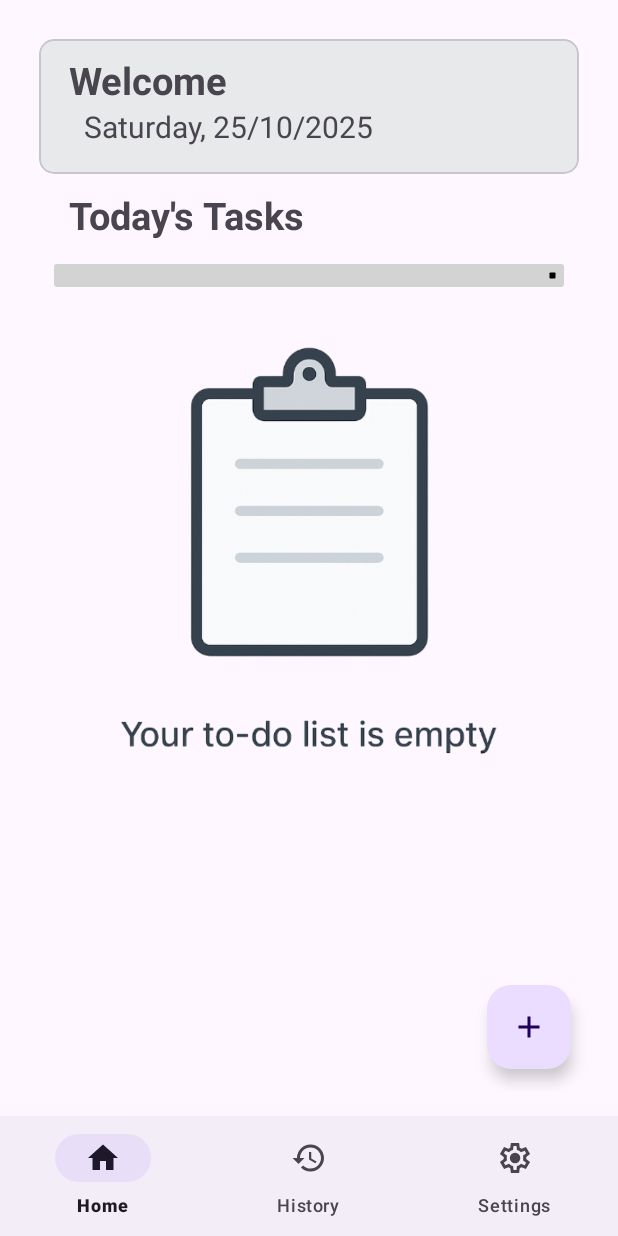
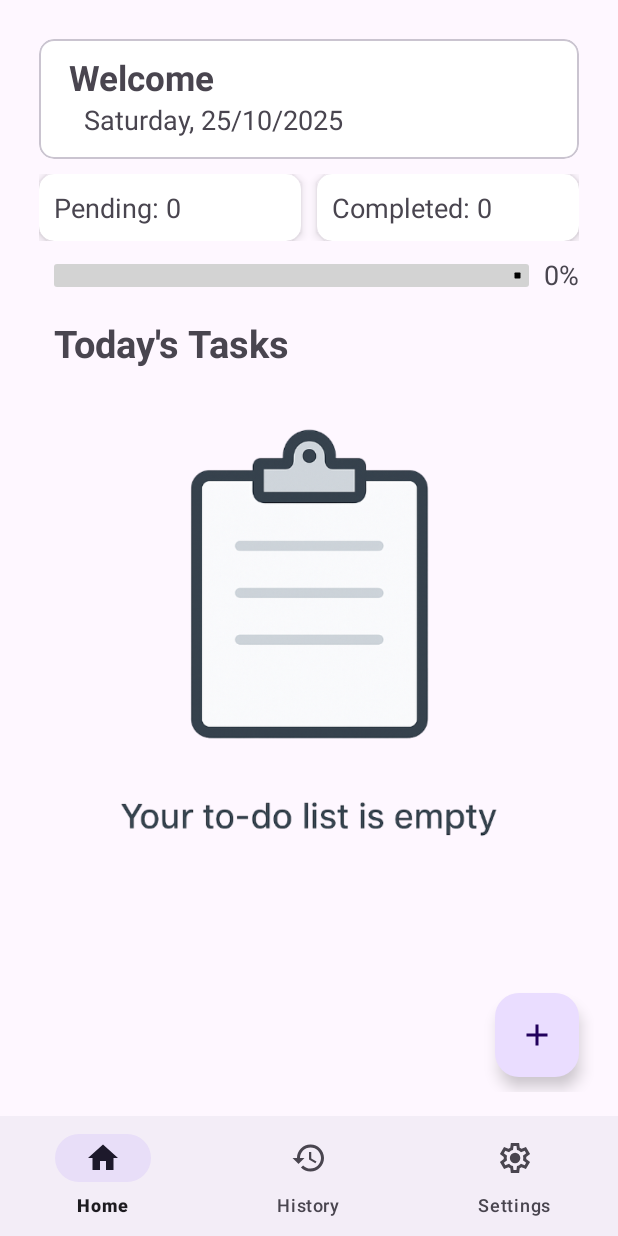
Before and after one commit to AtharvPatil3990/Plan-Task, an Android app: the screen it shows after launch (MainActivity), on a phone screen of 412 x 824 dp. Run offline under Robolectric (Android 15) with nearby library versions, the phone set to English and light mode, and no system bars; our stand-ins replace navigation-ui.

Commit message:
Home Fragment ui changes and bug fixes

```diff
--- a/app/src/main/java/data/DBHelper.java
+++ b/app/src/main/java/data/DBHelper.java
@@ -9,10 +9,9 @@ import android.util.Log;
 
 import androidx.annotation.Nullable;
 
+import java.text.SimpleDateFormat;
 import java.util.ArrayList;
 import java.util.Calendar;
-
-import kotlinx.coroutines.scheduling.Task;
 
 public class DBHelper extends SQLiteOpenHelper {
 
@@ -58,14 +57,14 @@ public class DBHelper extends SQLiteOpenHelper {
         cv.put(COL_DESCRIPTION, task.getDescription());
         cv.put(COL_PRIORITY, task.getPriority());
         cv.put(COL_REMINDER_TIME, task.getReminder_time());
-        cv.put(COL_STATUS, task.getStatus());
-
+        cv.put(COL_STATUS, task.isStatusCompleted() ? "completed" : "to_do");
         return db.insert(TABLE_NAME,null,cv);
     }
 
     public void deleteTask(long task_id){
         SQLiteDatabase db = getWritableDatabase();
         db.delete(TABLE_NAME, COL_TASK_ID + " = ?", new String[]{String.valueOf(task_id)});
+        db.close();
     }
 
     public void updateTaskState(long id, boolean isCompleted){
@@ -75,7 +74,9 @@ public class DBHelper extends SQLiteOpenHelper {
             cv.put(COL_STATUS, "completed");
         else
             cv.put(COL_STATUS, "to_do");
+        Log.d("Task status", "Updated status " + cv.getAsString(COL_STATUS));
         db.update(TABLE_NAME, cv, COL_TASK_ID + " = ? ", new String[]{String.valueOf(id)});
+        db.close();
         }
 
     public ArrayList<TaskModel> fetchAllTasks(){
@@ -90,13 +91,48 @@ public class DBHelper extends SQLiteOpenHelper {
             task.setTitle(cursor.getString(1));
             task.setDescription(cursor.getString(2));
             task.setPriority(cursor.getInt(3));
-            task.setStatus(cursor.getString(4));
+            task.setIsStatusCompleted((cursor.getString(4)).equals("completed"));
             task.setCreation_time(cursor.getLong(5));
             task.setCompletion_time(cursor.getLong(6));
             task.setReminder_time(cursor.getLong(7));
 
             tasksArr.add(task);
         }
+        cursor.close();
+        return tasksArr;
+    }
+
+    public ArrayList<TaskModel> fetchTodayTask(){
+        SQLiteDatabase db = getReadableDatabase();
+        Calendar calendar = Calendar.getInstance();
+        calendar.set(Calendar.HOUR, 0);
+        calendar.set(Calendar.MINUTE, 0);
+        calendar.set(Calendar.SECOND, 0);
+        calendar.set(Calendar.MILLISECOND, 0);
+        long startOfDay = calendar.getTimeInMillis();
+        calendar.add(Calendar.DAY_OF_MONTH, 1);
+        long endOfDay = calendar.getTimeInMillis();
+        String query = "SELECT * FROM " + TABLE_NAME + " WHERE " + COL_REMINDER_TIME + " >= ? AND " + COL_REMINDER_TIME +" < ? ORDER BY " + COL_REMINDER_TIME;
+
+        Cursor cursor = db.rawQuery(query, new String[] {String.valueOf(startOfDay), String.valueOf(endOfDay)});
+        ArrayList<TaskModel> tasksArr = new ArrayList<>();
+        while (cursor.moveToNext()){
+            TaskModel task = new TaskModel();
+            task.setId(cursor.getLong(0));
+            task.setTitle(cursor.getString(1));
+            task.setDescription(cursor.getString(2));
+            task.setPriority(cursor.getInt(3));
+            task.setIsStatusCompleted((cursor.getString(4)).equals("completed"));
+            task.setCreation_time(cursor.getLong(5));
+            task.setCompletion_time(cursor.getLong(6));
+            task.setReminder_time(cursor.getLong(7));
+
+            tasksArr.add(task);
+            Log.d("Task status ", task.getTitle() + " " +task.isStatusCompleted());
+        }
+
+        cursor.close();
+        db.close();
         return tasksArr;
     }
 }
--- a/app/src/main/java/ui/home/HomeFragment.java
+++ b/app/src/main/java/ui/home/HomeFragment.java
@@ -41,9 +41,8 @@ public class HomeFragment extends Fragment {
     ArrayList<TaskModel> taskArrayList;
     ImageView ivNoTasks;
     LinearProgressIndicator progressIndicator;
-    TextView tvProgressCountText;
-
-    int completedTaskCount = 0, totalTaskCount = 0;
+    TextView tvProgressCount, tvPendingTaskCount, tvCompletedTaskCount;
+    ProgressCount progressCount;
 
     @Override
     public View onCreateView(LayoutInflater inflater, ViewGroup container, Bundle savedInstanceState) {
@@ -69,32 +68,35 @@ public class HomeFragment extends Fragment {
                     task.setDescription(description);
                     task.setReminder_time(reminderTimeInMills);
                     task.setPriority(0); // 0 = normal task, 1 = high priority task
-                    task.setStatus("to_do");
+                    task.setIsStatusCompleted(false);
                     long id = dbHelper.insertTask(task);
                     task.setId(id);
-                    dbHelper.close();
                     taskArrayList.add(task);
-                    ivNoTasks.setVisibility(View.INVISIBLE);
+
                     assert rvTaskList.getAdapter() != null;
                     rvTaskList.getAdapter().notifyItemInserted(taskArrayList.size()-1);
                     rvTaskList.scrollToPosition(taskArrayList.size()-1);
                     Toast.makeText(requireContext(), "Task added successfully", Toast.LENGTH_SHORT).show();
-                    totalTaskCount = totalTaskCount + 1;
+                    progressCount.addTotalTaskCount();
+                    progressCount.addPendingTaskCount();
                     updateTaskIndicator();
                 }
                 else {
                     Toast.makeText(requireContext(), "An error occurred please try again.", Toast.LENGTH_SHORT).show();
+                    updateTaskIndicator();
                 }
             }
         });
-
+        progressCount = new ProgressCount(0,0);
         tvDisplayName = view.findViewById(R.id.tvWelcomeText);
         tvDisplayDate = view.findViewById(R.id.tvDate);
         rvTaskList = view.findViewById(R.id.rvTaskList);
         btnAddTask = view.findViewById(R.id.btnAddTask);
         ivNoTasks = view.findViewById(R.id.ivEmptyList);
         progressIndicator = view.findViewById(R.id.progressIndicator);
-        tvProgressCountText = view.findViewById(R.id.tvProgressCount);
+        tvProgressCount = view.findViewById(R.id.tvProgressCount);
+        tvPendingTaskCount = view.findViewById(R.id.tvPendingTaskCount);
+        tvCompletedTaskCount = view.findViewById(R.id.tvCompletedTaskCount);
 
         btnAddTask.setOnClickListener(new View.OnClickListener() {
             @Override
@@ -103,12 +105,12 @@ public class HomeFragment extends Fragment {
             }
         });
 
-
         setAndGetName();
         setDate();
 
         rvTaskList.setLayoutManager(new LinearLayoutManager(requireContext()));
         setRecyclerView();
+        updateTaskIndicator();
 
         return view;
     }
@@ -149,7 +151,8 @@ public class HomeFragment extends Fragment {
                     TextInputEditText editText = userNameView.findViewById(R.id.etUsername);
                     String name = editText.getText().toString();
                     if(!name.isEmpty()){
-                        tvDisplayName.setText("Welcome, " + name);
+                        String displayName = "Welcome, " + name;
+                        tvDisplayName.setText(displayName);
                         sharedPreferences.edit()
                                 .putString("Username", name)
                                 .apply();
@@ -163,10 +166,24 @@ public class HomeFragment extends Fragment {
                      .show();
     }
     void setRecyclerView() {
+
         DBHelper db = new DBHelper(requireContext());
-        taskArrayList = db.fetchAllTasks();
+        taskArrayList = db.fetchTodayTask();
         db.close();
         RecyclerViewAdapter rvAdapter = new RecyclerViewAdapter(requireContext(), taskArrayList);
+
+        rvTaskList.setAdapter(rvAdapter);
+        progressCount.totalTaskCount = taskArrayList.size();
+        int completedTaskCount = 0;
+        for (int i = 0; i < taskArrayList.size(); i++) {
+            if(taskArrayList.get(i).isStatusCompleted())
+                completedTaskCount++;
+        }
+        progressCount.completedTaskCount = completedTaskCount;
+        progressCount.pendingTaskCount = (progressCount.totalTaskCount - completedTaskCount);
+        if(taskArrayList.isEmpty())
+            setEmptyListState(true);
+
         rvAdapter.setOnTaskMenuItemClickListener(new OnTaskMenuItemClickListener() {
             @Override
             public void onUpdateTask(TaskModel taskModel, int position) {
@@ -176,38 +193,40 @@ public class HomeFragment extends Fragment {
             public void onDeleteTask(TaskModel taskModel, int position) {
                 DBHelper dbHelper = new DBHelper(requireContext());
                 dbHelper.deleteTask(taskModel.getId());
+                dbHelper.close();
                 assert rvTaskList.getAdapter() != null;
                 rvTaskList.getAdapter().notifyItemRemoved(position);
 
                 taskArrayList.remove(position);
-                totalTaskCount--;
-                if (totalTaskCount == 0)
+                progressCount.totalTaskCount--;
+                if (progressCount.totalTaskCount == 0)
                     setEmptyListState(true);
                 if(taskModel.isStatusCompleted())
-                    completedTaskCount--;
+                    progressCount.completedTaskCount--;
+                else
+                    progressCount.pendingTaskCount--;
+
                 updateTaskIndicator();
-                dbHelper.close();
             }
         });
 
+//        Change the status of task from todo -> completed
         rvAdapter.setOnTaskStatusChangedListener((taskModel, position) -> {
             DBHelper dbHelper = new DBHelper(requireContext());
             dbHelper.updateTaskState(taskModel.getId(), taskModel.isStatusCompleted());
             dbHelper.close();
+            if(taskModel.isStatusCompleted()) {
+                progressCount.pendingTaskCount--;
+                progressCount.completedTaskCount++;
+            }
+            else {
+                progressCount.pendingTaskCount++;
+                progressCount.completedTaskCount--;
+            }
+            assert rvTaskList.getAdapter() != null;
+            rvTaskList.getAdapter().notifyItemChanged(position);
             updateTaskIndicator();
         });
-
-        rvTaskList.setAdapter(rvAdapter);
-        totalTaskCount = taskArrayList.size();
-
-        for (int i = 0; i < totalTaskCount; i++) {
-            if(taskArrayList.get(i).isStatusCompleted())
-                completedTaskCount++;
-        }
-
-        if(taskArrayList.isEmpty()){
-            setEmptyListState(true);
-        }
     }
 
     void setEmptyListState(boolean isListEmpty){
@@ -221,12 +240,30 @@ public class HomeFragment extends Fragment {
     }
 
     public void updateTaskIndicator(){
-        if(totalTaskCount == 0){
+        if(progressCount.totalTaskCount== 0){
             progressIndicator.setProgress(0);
-            tvProgressCountText.setText("0%");
+            tvProgressCount.setText("0%");
+            ivNoTasks.setVisibility(View.VISIBLE);
         }
-        int progress = (completedTaskCount / totalTaskCount) * 100;
-        tvProgressCountText.setText(progress + "%");
-        progressIndicator.setProgress(progress);
+        else {
+            ivNoTasks.setVisibility(View.GONE);
+
+            int progress = (int) (((float) progressCount.completedTaskCount / progressCount.totalTaskCount) * 100);
+            String progressText = progress + "%";
+            tvProgressCount.setText(progressText);
+            progressIndicator.setProgress(progress);
+        }
+        String completedCountText = "Completed: " + progressCount.completedTaskCount;
+        String pendingCountText = "Pending: " + progressCount.pendingTaskCount;
+
+        tvPendingTaskCount.setText(pendingCountText);
+        tvCompletedTaskCount.setText(completedCountText);
+    }
+    @Override
+    public void onResume() {
+        super.onResume();
+        progressCount.totalTaskCount = taskArrayList.size();
+
+        updateTaskIndicator();
     }
 }
--- /dev/null
+++ b/app/src/main/java/ui/home/ProgressCount.java
@@ -0,0 +1,24 @@
+package ui.home;
+
+public class ProgressCount {
+    int completedTaskCount = 0, totalTaskCount = 0, pendingTaskCount = 0;
+
+    public ProgressCount(int totalCount, int completedCount){
+        this.totalTaskCount = totalCount;
+        this.completedTaskCount = completedCount;
+        pendingTaskCount = totalCount - completedCount;
+    }
+
+    public void addTotalTaskCount(){
+        totalTaskCount++;
+    }
+
+    public void addCompletedTaskCount(){
+        completedTaskCount++;
+    }
+
+    public void addPendingTaskCount(){
+        pendingTaskCount++;
+    }
+
+}
--- a/app/src/main/res/layout/fragment_home.xml
+++ b/app/src/main/res/layout/fragment_home.xml
@@ -1,7 +1,6 @@
 <?xml version="1.0" encoding="utf-8"?>
 <androidx.constraintlayout.widget.ConstraintLayout xmlns:android="http://schemas.android.com/apk/res/android"
     xmlns:app="http://schemas.android.com/apk/res-auto"
-    xmlns:tools="http://schemas.android.com/tools"
     android:layout_width="match_parent"
     android:layout_height="match_parent"
     android:paddingBottom="@dimen/fragment_vertical_margin"
@@ -11,15 +10,15 @@
 
     <com.google.android.material.card.MaterialCardView
         android:layout_width="match_parent"
-        android:layout_height="90dp"
-        android:id="@+id/cardView"
+        android:layout_height="80dp"
+        android:id="@+id/welcomeCardView"
         android:layout_margin="10dp"
         app:layout_constraintStart_toStartOf="parent"
         app:layout_constraintEnd_toEndOf="parent"
         app:layout_constraintTop_toTopOf="parent"
         android:elevation="@dimen/cardview_default_elevation"
         app:cardCornerRadius="10sp"
-        app:cardBackgroundColor="@color/light_grey_3">
+        app:cardBackgroundColor="@color/cardview_light_background">
 
         <LinearLayout
             android:layout_width="match_parent"
@@ -32,7 +31,7 @@
                 android:layout_height="wrap_content"
                 android:layout_marginStart="20dp"
                 android:text="Welcome"
-                android:textSize="25dp"
+                android:textSize="23dp"
                 android:layout_marginTop="10dp"
                 android:textStyle="bold"
                 app:layout_constraintStart_toStartOf="parent"
@@ -43,7 +42,7 @@
                 android:layout_height="wrap_content"
                 android:id="@+id/tvDate"
                 android:text="Date"
-                android:textSize="20dp"
+                android:textSize="18dp"
                 app:layout_constraintStart_toStartOf="parent"
                 app:layout_constraintTop_toBottomOf="@id/tvWelcomeText"
                 android:layout_marginLeft="30dp"
@@ -51,18 +50,61 @@
         </LinearLayout>
     </com.google.android.material.card.MaterialCardView>
 
-    <TextView
-        android:layout_width="wrap_content"
+    <LinearLayout
+        android:layout_width="match_parent"
         android:layout_height="wrap_content"
-        android:id="@+id/tvProgressText"
-        android:text="Today's Tasks"
-        android:textSize="25dp"
-        android:textStyle="bold"
-        app:layout_constraintTop_toBottomOf="@id/cardView"
-        android:paddingTop="10dp"
+        android:id="@+id/progressCard"
+        android:orientation="horizontal"
         app:layout_constraintStart_toStartOf="parent"
-        android:layout_marginStart="30dp"
-        />
+        app:layout_constraintTop_toBottomOf="@+id/welcomeCardView"
+        android:layout_marginStart="10dp"
+        android:layout_marginEnd="10dp"
+        android:layout_marginTop="10dp">
+
+        <androidx.cardview.widget.CardView
+            android:layout_width="0dp"
+            android:layout_height="wrap_content"
+            android:id="@+id/pendingTaskCardView"
+            app:cardCornerRadius="10dp"
+            android:layout_weight="1"
+            app:cardElevation="4dp"
+            android:layout_marginEnd="5dp">
+            <LinearLayout
+                android:layout_width="wrap_content"
+                android:layout_height="wrap_content">
+                <TextView
+                    android:layout_width="wrap_content"
+                    android:layout_height="wrap_content"
+                    android:id="@+id/tvPendingTaskCount"
+                    android:text="Pending: 100"
+                    android:layout_margin = "10dp"
+                    android:textSize="18dp"
+                    />
+            </LinearLayout>
+        </androidx.cardview.widget.CardView>
+
+        <androidx.cardview.widget.CardView
+            android:layout_width="0dp"
+            android:layout_height="wrap_content"
+            android:id="@+id/completedTaskCardView"
+            app:cardCornerRadius="10dp"
+            android:layout_weight="1"
+            app:cardElevation="4dp"
+            android:layout_marginStart="5dp">
+            <LinearLayout
+                android:layout_width="wrap_content"
+                android:layout_height="wrap_content">
+                <TextView
+                    android:layout_width="wrap_content"
+                    android:layout_height="wrap_content"
+                    android:id="@+id/tvCompletedTaskCount"
+                    android:text="Completed: 100"
+                    android:layout_margin = "10dp"
+                    android:textSize="18dp"
+                    />
+            </LinearLayout>
+        </androidx.cardview.widget.CardView>
+    </LinearLayout>
 
     <com.google.android.material.progressindicator.LinearProgressIndicator
         android:layout_width="0dp"
@@ -75,10 +117,9 @@
         app:indicatorColor="@color/black"
         app:layout_constraintStart_toStartOf="parent"
         app:layout_constraintEnd_toStartOf="@id/tvProgressCount"
-        app:layout_constraintTop_toBottomOf="@id/tvProgressText"
+        app:layout_constraintTop_toBottomOf="@id/progressCard"
         android:layout_marginTop="15dp"
         />
-
     <TextView
         android:layout_width="wrap_content"
         android:layout_height="wrap_content"
@@ -86,8 +127,22 @@
         android:textSize="18dp"
         app:layout_constraintStart_toEndOf="@id/progressIndicator"
         app:layout_constraintEnd_toEndOf="parent"
-        app:layout_constraintTop_toBottomOf="@id/tvProgressText"
+        app:layout_constraintTop_toBottomOf="@id/progressCard"
         android:layout_margin="10dp"
+        />
+
+    <TextView
+        android:layout_width="wrap_content"
+        android:layout_height="wrap_content"
+        android:id="@+id/tvTodaysTaskTitle"
+        android:text="Today's Tasks"
+        android:textSize="25dp"
+        android:textStyle="bold"
+        app:layout_constraintTop_toBottomOf="@id/progressIndicator"
+        android:paddingTop="10dp"
+        app:layout_constraintStart_toStartOf="parent"
+        android:layout_marginStart="20dp"
+        android:layout_marginTop="10dp"
         />
 
     <ImageView
@@ -96,7 +151,7 @@
         android:id="@+id/ivEmptyList"
         android:layout_marginTop="20dp"
         android:src="@drawable/empty_list_img"
-        app:layout_constraintTop_toBottomOf="@id/progressIndicator"
+        app:layout_constraintTop_toBottomOf="@id/tvTodaysTaskTitle"
         app:layout_constraintStart_toStartOf="parent"
         app:layout_constraintEnd_toEndOf="parent"
         android:visibility="gone"
@@ -107,21 +162,22 @@
         android:layout_height="0dp"
         android:id="@+id/rvTaskList"
         android:layout_marginTop="20dp"
-        android:layout_marginBottom="10dp"
-        app:layout_constraintTop_toBottomOf="@id/progressIndicator"
+        app:layout_constraintTop_toBottomOf="@id/tvTodaysTaskTitle"
         app:layout_constraintBottom_toBottomOf="parent"
         app:layout_constraintStart_toStartOf="parent"
         app:layout_constraintEnd_toEndOf="parent"
         />
 
     <com.google.android.material.floatingactionbutton.FloatingActionButton
-        android:layout_width="wrap_content"
+        android:layout_width="0dp"
         android:layout_height="wrap_content"
         android:id="@+id/btnAddTask"
         app:layout_constraintEnd_toEndOf="parent"
         app:layout_constraintBottom_toBottomOf="parent"
-        android:layout_margin="15dp"
+        android:layout_margin="10dp"
         android:src="@drawable/plus_icon"
         android:contextClickable="true"
+        app:fabSize="mini"
         />
+
 </androidx.constraintlayout.widget.ConstraintLayout>
--- a/app/src/main/res/layout/username_input_layout.xml
+++ b/app/src/main/res/layout/username_input_layout.xml
@@ -13,7 +13,7 @@
         android:layout_marginEnd="20dp"
         android:layout_gravity="center"
         android:hint="Enter your name:"
-        android:maxLength="11"
+        android:maxLength="15"
         android:inputType="textPersonName"
         />
 
```
Also changed, not shown: app/src/main/java/com/android/plantask/AddTaskFragment.java (+6 -1 lines), app/src/main/java/data/TaskModel.java (+23 -28 lines), app/src/main/java/ui/home/RecyclerViewAdapter.java (+8 -11 lines).
